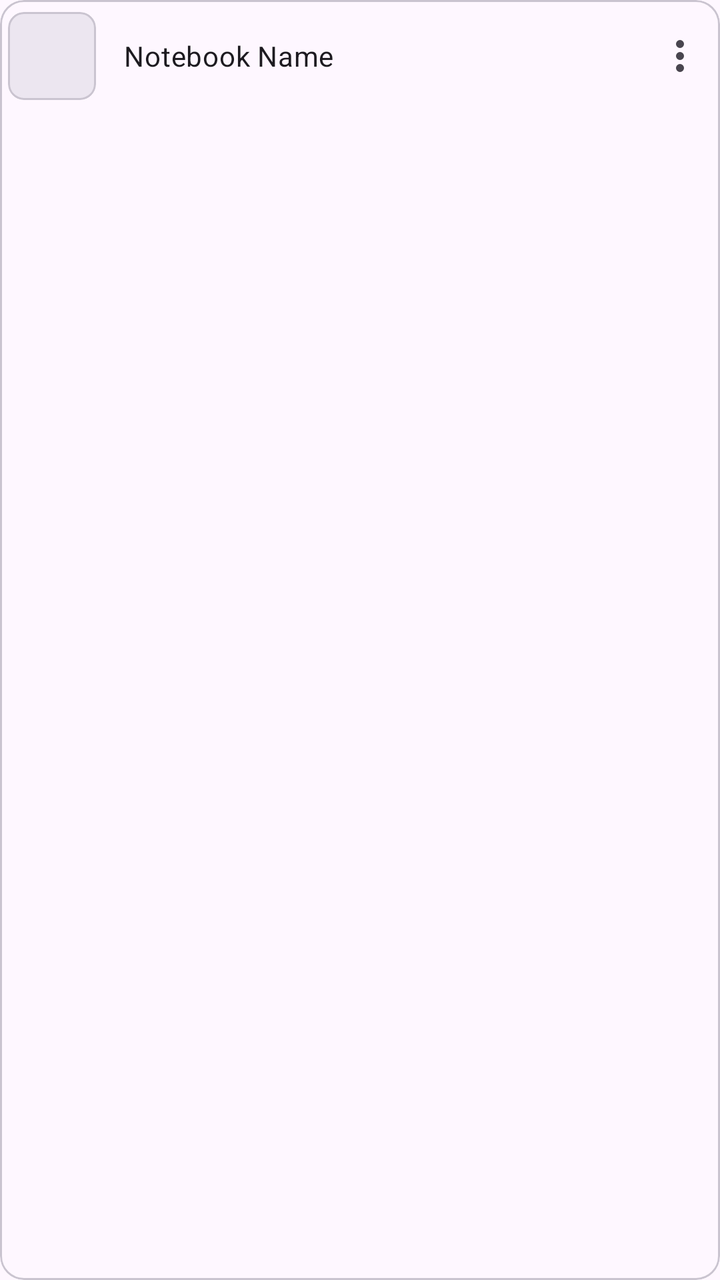
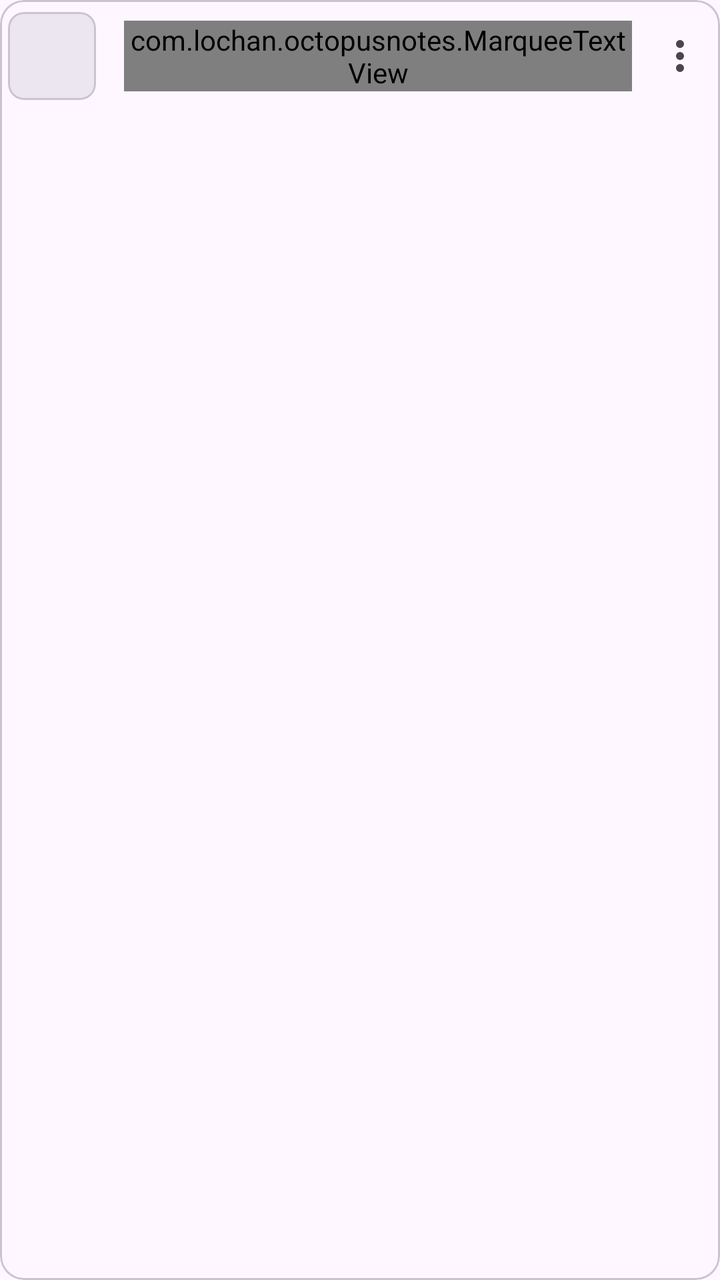

An Android layout rendered at two revisions. The XML below is the earlier revision; the diff shows what the commit changed to produce the second picture.
<!-- AndroidManifest.xml: application theme Theme.OctopusNotes -->
<!-- res/layout/list_item_notebook.xml -->
<?xml version="1.0" encoding="utf-8"?>
<com.google.android.material.card.MaterialCardView xmlns:android="http://schemas.android.com/apk/res/android"
    xmlns:app="http://schemas.android.com/apk/res-auto"
    android:id="@+id/notebookCardView"
    android:layout_width="match_parent"
    android:layout_height="wrap_content"
    android:layout_marginHorizontal="12dp"
    android:layout_marginVertical="3dp"
    app:cardCornerRadius="12dp"
    app:cardElevation="0dp"
    app:cardBackgroundColor="@android:color/transparent">

    <LinearLayout
        android:layout_width="match_parent"
        android:layout_height="wrap_content"
        android:orientation="horizontal"
        android:gravity="center_vertical"
        android:paddingVertical="6dp"
        android:paddingStart="4dp"
        android:paddingEnd="4dp">

        <com.google.android.material.card.MaterialCardView
            android:layout_width="44dp"
            android:layout_height="44dp"
            app:cardCornerRadius="8dp"
            app:cardElevation="0dp">

            <ImageView
                android:id="@+id/notebookPreviewImageView"
                android:layout_width="match_parent"
                android:layout_height="match_parent"
                android:contentDescription="@string/notebook_preview"
                android:scaleType="centerCrop"
                android:src="@drawable/bg_thumb_skeleton" />
        </com.google.android.material.card.MaterialCardView>

        <ImageView
            android:id="@+id/notebookSelectCheck"
            android:layout_width="0dp"
            android:layout_height="0dp"
            android:visibility="gone"
            android:src="@drawable/ic_check"
            android:contentDescription="Selected" />

        <TextView
            android:id="@+id/notebookNameTextView"
            android:layout_width="0dp"
            android:layout_height="wrap_content"
            android:layout_weight="1"
            android:layout_marginStart="14dp"
            android:layout_marginEnd="8dp"
            android:ellipsize="end"
            android:maxLines="1"
            android:text="Notebook Name"
            android:textAppearance="?attr/textAppearanceBody2"
            android:textColor="?android:attr/textColorPrimary"
            android:textSize="14sp" />

        <ImageView
            android:id="@+id/notebookMenuButton"
            android:layout_width="32dp"
            android:layout_height="32dp"
            android:padding="4dp"
            android:src="@drawable/ic_more_vert"
            android:contentDescription="Options"
            android:background="?attr/selectableItemBackgroundBorderless"
            app:tint="?attr/colorOnSurfaceVariant" />
    </LinearLayout>

</com.google.android.material.card.MaterialCardView>
<!-- resources referenced by this layout -->
<resources>
  <!-- drawable bg_thumb_skeleton (drawable) -->
  <?xml version="1.0" encoding="utf-8"?>
  <shape xmlns:android="http://schemas.android.com/apk/res/android"
      android:shape="rectangle">
      <solid android:color="?attr/colorSurfaceContainerHigh" />
      <corners android:radius="8dp" />
  </shape>
  <!-- drawable ic_check (drawable) -->
  <vector xmlns:android="http://schemas.android.com/apk/res/android"
      android:width="24dp"
      android:height="24dp"
      android:viewportWidth="960"
      android:viewportHeight="960"
      android:tint="?attr/colorControlNormal">
    <path
        android:fillColor="@android:color/white"
        android:pathData="M382,606L721,267Q733,255 749,255Q765,255 777,267Q789,279 789,295.5Q789,312 777,324L410,692Q398,704 382,704Q366,704 354,692L182,520Q170,508 170.5,491.5Q171,475 183,463Q195,451 211.5,451Q228,451 240,463L382,606Z"/>
  </vector>
  <!-- drawable ic_more_vert (drawable) -->
  <vector xmlns:android="http://schemas.android.com/apk/res/android"
      android:width="24dp"
      android:height="24dp"
      android:viewportWidth="960"
      android:viewportHeight="960"
      android:tint="?attr/colorControlNormal">
    <path
        android:fillColor="@android:color/white"
        android:pathData="M480,800Q447,800 423.5,776.5Q400,753 400,720Q400,687 423.5,663.5Q447,640 480,640Q513,640 536.5,663.5Q560,687 560,720Q560,753 536.5,776.5Q513,800 480,800ZM480,560Q447,560 423.5,536.5Q400,513 400,480Q400,447 423.5,423.5Q447,400 480,400Q513,400 536.5,423.5Q560,447 560,480Q560,513 536.5,536.5Q513,560 480,560ZM480,320Q447,320 423.5,296.5Q400,273 400,240Q400,207 423.5,183.5Q447,160 480,160Q513,160 536.5,183.5Q560,207 560,240Q560,273 536.5,296.5Q513,320 480,320Z"/>
  </vector>
  <string name="notebook_preview">Notebook preview</string>
  <style name="Theme.OctopusNotes" parent="Base.Theme.OctopusNotes" />
  <style name="Base.Theme.OctopusNotes" parent="Theme.Material3.DayNight.NoActionBar">
          <item name="android:statusBarColor">@android:color/transparent</item>
          <item name="android:windowLightStatusBar" tools:targetApi="m">true</item>
      </style>
</resources>

<!-- the commit's change to res/layout/list_item_notebook.xml (unified diff, before → after) -->
@@ -9,7 +9,6 @@
     app:cardCornerRadius="12dp"
     app:cardElevation="0dp"
     app:cardBackgroundColor="@android:color/transparent">
-
     <LinearLayout
         android:layout_width="match_parent"
         android:layout_height="wrap_content"
@@ -19,20 +18,35 @@
         android:paddingStart="4dp"
         android:paddingEnd="4dp">
 
-        <com.google.android.material.card.MaterialCardView
+        <FrameLayout
             android:layout_width="44dp"
-            android:layout_height="44dp"
-            app:cardCornerRadius="8dp"
-            app:cardElevation="0dp">
+            android:layout_height="44dp">
+            <com.google.android.material.card.MaterialCardView
+                android:layout_width="44dp"
+                android:layout_height="44dp"
+                app:cardCornerRadius="8dp"
+                app:cardElevation="0dp">
+                <ImageView
+                    android:id="@+id/notebookPreviewImageView"
+                    android:layout_width="match_parent"
+                    android:layout_height="match_parent"
+                    android:contentDescription="@string/notebook_preview"
+                    android:scaleType="centerCrop"
+                    android:src="@drawable/bg_thumb_skeleton" />
+            </com.google.android.material.card.MaterialCardView>
 
             <ImageView
-                android:id="@+id/notebookPreviewImageView"
-                android:layout_width="match_parent"
-                android:layout_height="match_parent"
-                android:contentDescription="@string/notebook_preview"
-                android:scaleType="centerCrop"
-                android:src="@drawable/bg_thumb_skeleton" />
-        </com.google.android.material.card.MaterialCardView>
+                android:id="@+id/notebookTagView"
+                android:layout_width="12dp"
+                android:layout_height="12dp"
+                android:elevation="4dp"
+                android:layout_gravity="top|start"
+                android:layout_marginTop="2dp"
+                android:layout_marginStart="2dp"
+                android:background="@drawable/bg_color_slot"
+                android:contentDescription="@null"
+                android:visibility="gone" />
+        </FrameLayout>
 
         <ImageView
             android:id="@+id/notebookSelectCheck"
@@ -42,7 +56,7 @@
             android:src="@drawable/ic_check"
             android:contentDescription="Selected" />
 
-        <TextView
+        <com.lochan.octopusnotes.MarqueeTextView
             android:id="@+id/notebookNameTextView"
             android:layout_width="0dp"
             android:layout_height="wrap_content"
@@ -51,6 +65,7 @@
             android:layout_marginEnd="8dp"
             android:ellipsize="end"
             android:maxLines="1"
+            android:singleLine="true"
             android:text="Notebook Name"
             android:textAppearance="?attr/textAppearanceBody2"
             android:textColor="?android:attr/textColorPrimary"
@@ -60,6 +75,7 @@
             android:id="@+id/notebookMenuButton"
             android:layout_width="32dp"
             android:layout_height="32dp"
+            android:elevation="4dp"
             android:padding="4dp"
             android:src="@drawable/ic_more_vert"
             android:contentDescription="Options"
<!-- resource entries referenced after the edit -->
@@ -1,5 +1,25 @@
 <!-- resources referenced by this layout -->
 <resources>
+  <!-- drawable bg_color_slot (drawable) -->
+  <?xml version="1.0" encoding="utf-8"?>
+  <layer-list xmlns:android="http://schemas.android.com/apk/res/android">
+  
+      <item android:id="@+id/color_shape">
+          <shape android:shape="oval">
+              <solid android:color="#FFFFFF" />
+              <size android:width="32dp" android:height="32dp"/>
+          </shape>
+      </item>
+  
+      <item android:id="@+id/swatch_border">
+          <shape android:shape="oval">
+              <stroke
+                  android:width="1dp"
+                  android:color="#BDBDBD" />
+              <solid android:color="@android:color/transparent" />
+          </shape>
+      </item>
+  </layer-list>
   <!-- drawable bg_thumb_skeleton (drawable) -->
   <?xml version="1.0" encoding="utf-8"?>
   <shape xmlns:android="http://schemas.android.com/apk/res/android"
@@ -32,7 +52,9 @@
   <string name="notebook_preview">Notebook preview</string>
   <style name="Theme.OctopusNotes" parent="Base.Theme.OctopusNotes" />
   <style name="Base.Theme.OctopusNotes" parent="Theme.Material3.DayNight.NoActionBar">
+  
           <item name="android:statusBarColor">@android:color/transparent</item>
+  
           <item name="android:windowLightStatusBar" tools:targetApi="m">true</item>
       </style>
 </resources>
